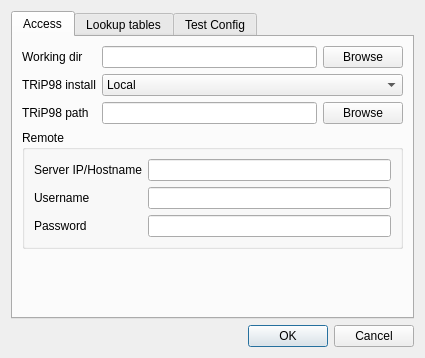
Qt form pytripgui/view/trip_config.ui (pytrip/pytripgui) before a commit.
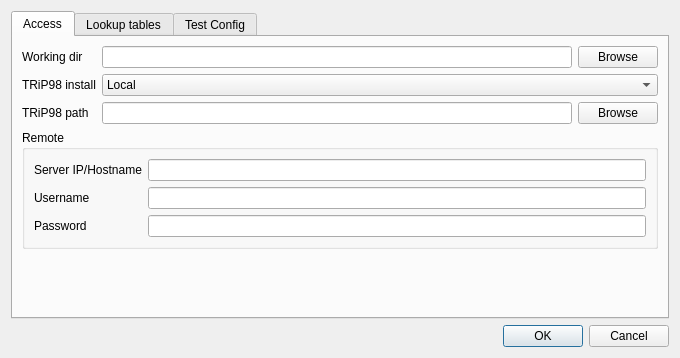
The same form after that commit.

Commit message: Adding logic to browse buttons

```diff
--- a/pytripgui/view/trip_config.ui
+++ b/pytripgui/view/trip_config.ui
@@ -6,7 +6,7 @@
    <rect>
     <x>0</x>
     <y>0</y>
-    <width>425</width>
+    <width>680</width>
     <height>358</height>
    </rect>
   </property>
```
The commit also changes 2 other files.
